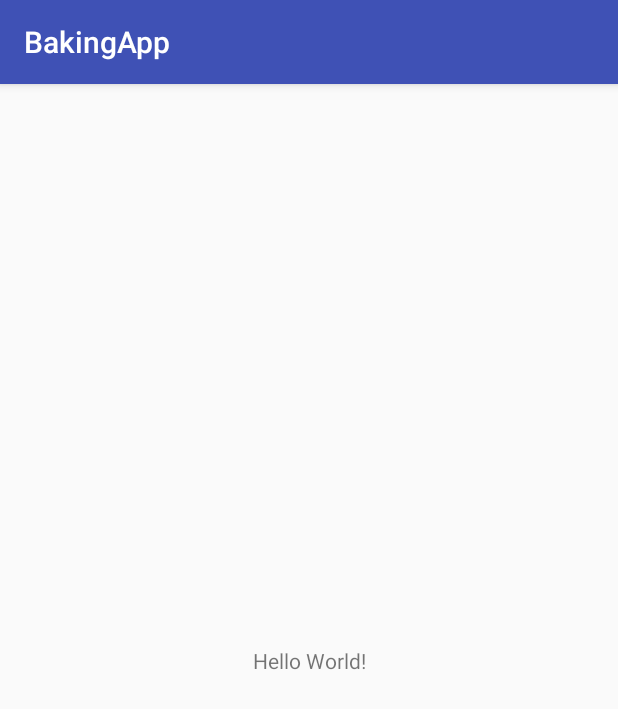
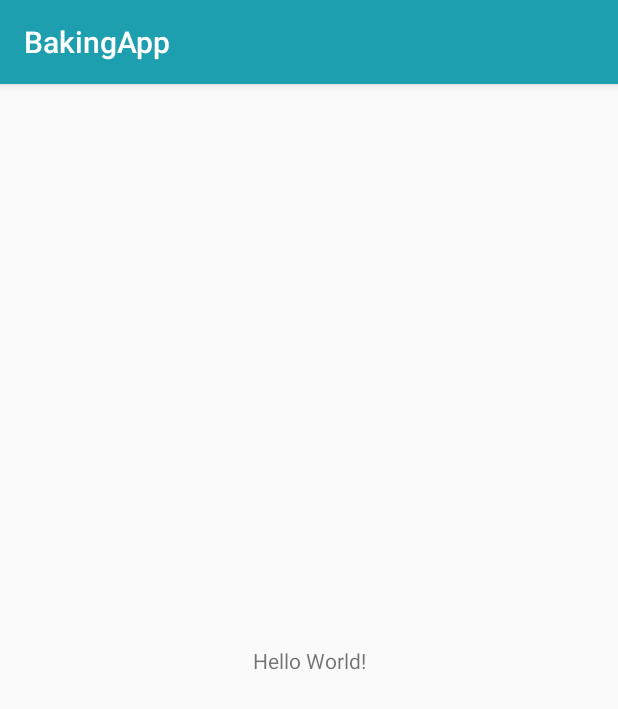
Before and after one commit to AnusreeSajeevan/Baking-App, an Android app: the screen it shows after launch (MainActivity), on a phone screen of 412 x 824 dp. Shown: the top 709 px of the screen. Run offline under Robolectric (Android 15) with nearby library versions, the phone set to English and light mode, and no system bars.

Commit message:
Change colors

```diff
--- a/app/src/main/res/values/colors.xml
+++ b/app/src/main/res/values/colors.xml
@@ -1,6 +1,6 @@
 <?xml version="1.0" encoding="utf-8"?>
 <resources>
-    <color name="colorPrimary">#3F51B5</color>
-    <color name="colorPrimaryDark">#303F9F</color>
-    <color name="colorAccent">#FF4081</color>
+    <color name="colorPrimary">#1e9faf</color>
+    <color name="colorPrimaryDark">#1a8c9b</color>
+    <color name="colorAccent">#3387B5</color>
 </resources>
```
